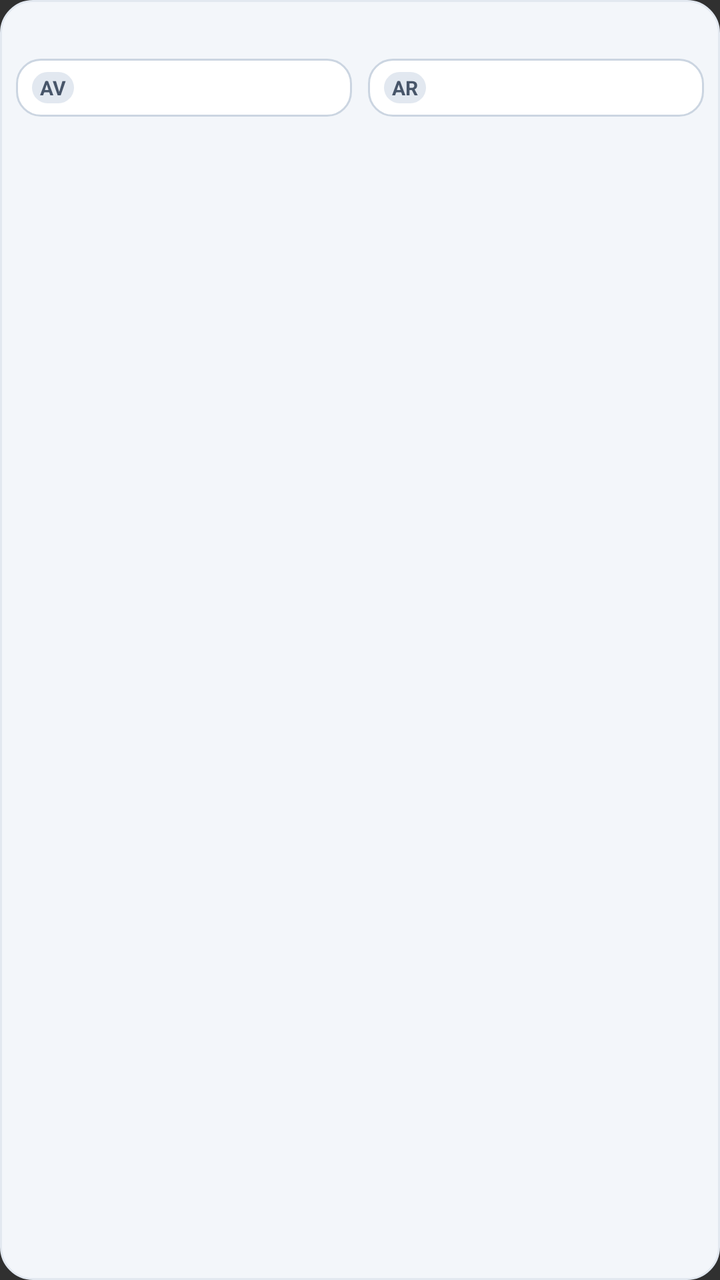
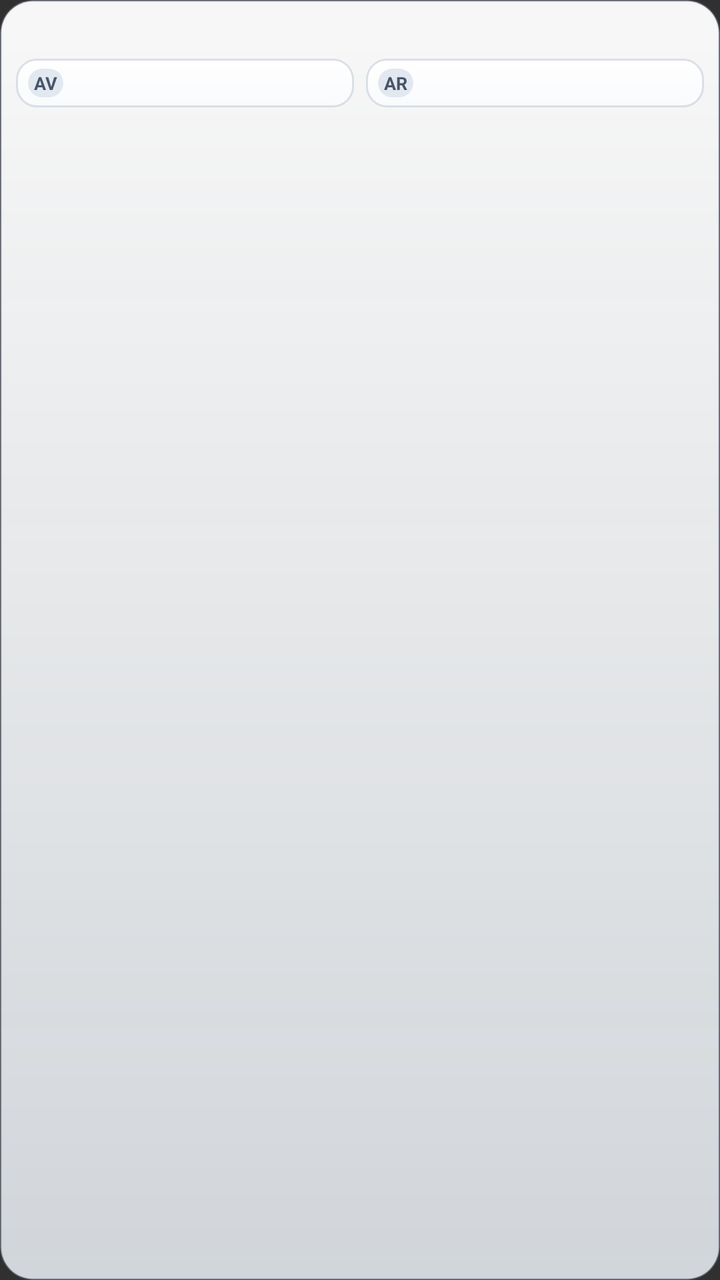

Before-and-after screenshots of an Android layout around one commit, followed by the original layout XML and the change that was made.
<!-- AndroidManifest.xml: application theme Theme.TirePressure -->
<!-- res/layout/widget_single_bike_setup_item_light.xml -->
<?xml version="1.0" encoding="utf-8"?>
<LinearLayout xmlns:android="http://schemas.android.com/apk/res/android"
    android:layout_width="match_parent"
    android:layout_height="wrap_content"
    android:layout_marginBottom="6dp"
    android:background="@drawable/widget_card_light"
    android:orientation="vertical"
    android:padding="8dp">

    
    <LinearLayout
        android:layout_width="match_parent"
        android:layout_height="wrap_content"
        android:gravity="center_vertical"
        android:orientation="horizontal">

        <TextView
            android:id="@+id/setup_item_name"
            android:layout_width="0dp"
            android:layout_height="wrap_content"
            android:layout_weight="1"
            android:ellipsize="end"
            android:fontFamily="sans-serif-medium"
            android:maxLines="1"
            android:textColor="#0F172A"
            android:textSize="12sp"
            android:textStyle="bold" />

        <TextView
            android:id="@+id/setup_item_style_badge"
            android:layout_width="wrap_content"
            android:layout_height="wrap_content"
            android:background="@drawable/widget_badge_discipline_light"
            android:paddingHorizontal="5dp"
            android:paddingVertical="1dp"
            android:textColor="#475569"
            android:textSize="9sp"
            android:visibility="gone" />

        <ImageView
            android:id="@+id/setup_item_warning"
            android:layout_width="16dp"
            android:layout_height="16dp"
            android:layout_marginStart="4dp"
            android:contentDescription="Warning"
            android:src="@drawable/ic_widget_warning"
            android:visibility="gone" />
    </LinearLayout>

    
    <LinearLayout
        android:layout_width="match_parent"
        android:layout_height="wrap_content"
        android:layout_marginTop="5dp"
        android:orientation="horizontal">

        
        <LinearLayout
            android:layout_width="0dp"
            android:layout_height="wrap_content"
            android:layout_marginEnd="4dp"
            android:layout_weight="1"
            android:background="@drawable/widget_pressure_pill_light"
            android:gravity="center_vertical"
            android:orientation="horizontal"
            android:paddingHorizontal="8dp"
            android:paddingVertical="5dp">

            <TextView
                android:id="@+id/setup_front_abbr"
                android:layout_width="wrap_content"
                android:layout_height="wrap_content"
                android:background="@drawable/widget_badge_discipline_light"
                android:paddingHorizontal="4dp"
                android:paddingVertical="1dp"
                android:text="AV"
                android:textColor="#475569"
                android:textSize="10sp"
                android:textStyle="bold" />

            <TextView
                android:id="@+id/setup_front_dry_val"
                android:layout_width="match_parent"
                android:layout_height="wrap_content"
                android:gravity="end"
                android:textColor="#435900"
                android:textSize="14sp"
                android:textStyle="bold" />
        </LinearLayout>

        
        <LinearLayout
            android:layout_width="0dp"
            android:layout_height="wrap_content"
            android:layout_marginStart="4dp"
            android:layout_weight="1"
            android:background="@drawable/widget_pressure_pill_light"
            android:gravity="center_vertical"
            android:orientation="horizontal"
            android:paddingHorizontal="8dp"
            android:paddingVertical="5dp">

            <TextView
                android:id="@+id/setup_rear_abbr"
                android:layout_width="wrap_content"
                android:layout_height="wrap_content"
                android:background="@drawable/widget_badge_discipline_light"
                android:paddingHorizontal="4dp"
                android:paddingVertical="1dp"
                android:text="AR"
                android:textColor="#475569"
                android:textSize="10sp"
                android:textStyle="bold" />

            <TextView
                android:id="@+id/setup_rear_dry_val"
                android:layout_width="match_parent"
                android:layout_height="wrap_content"
                android:gravity="end"
                android:textColor="#435900"
                android:textSize="14sp"
                android:textStyle="bold" />
        </LinearLayout>
    </LinearLayout>

    
    <TextView
        android:id="@+id/setup_wet_info"
        android:layout_width="match_parent"
        android:layout_height="wrap_content"
        android:layout_marginTop="3dp"
        android:gravity="end"
        android:textColor="#64748B"
        android:textSize="10sp" />
</LinearLayout>
<!-- resources referenced by this layout -->
<resources>
  <!-- drawable ic_widget_warning (drawable) -->
  <vector xmlns:android="http://schemas.android.com/apk/res/android"
      android:width="24dp"
      android:height="24dp"
      android:viewportWidth="24"
      android:viewportHeight="24">
      <path
          android:fillColor="#F59E0B"
          android:pathData="M1,21h22L12,2 1,21zM13,18h-2v-2h2v2zM13,14h-2v-4h2v4z"/>
  </vector>
  <!-- drawable widget_badge_discipline_light (drawable) -->
  <?xml version="1.0" encoding="utf-8"?>
  <shape xmlns:android="http://schemas.android.com/apk/res/android"
      android:shape="rectangle">
      <solid android:color="#E2E8F0" />
      <corners android:radius="8dp" />
  </shape>
  <!-- drawable widget_card_light (drawable) -->
  <?xml version="1.0" encoding="utf-8"?>
  <shape xmlns:android="http://schemas.android.com/apk/res/android"
      android:shape="rectangle">
      <solid android:color="#F3F6FA" />
      <corners android:radius="16dp" />
      <stroke
          android:width="1dp"
          android:color="#E2E8F0" />
  </shape>
  <!-- drawable widget_pressure_pill_light (drawable) -->
  <?xml version="1.0" encoding="utf-8"?>
  <shape xmlns:android="http://schemas.android.com/apk/res/android"
      android:shape="rectangle">
      <solid android:color="#FFFFFF" />
      <corners android:radius="12dp" />
      <stroke
          android:width="1dp"
          android:color="#CBD5E1" />
  </shape>
  <style name="Theme.TirePressure" parent="android:Theme.Material.NoActionBar">
          <item name="android:statusBarColor">@android:color/transparent</item>
          <item name="android:navigationBarColor">@android:color/transparent</item>
      </style>
</resources>

<!-- the commit's change to res/layout/widget_single_bike_setup_item_light.xml (unified diff, before → after) -->
@@ -58,24 +58,24 @@
         <LinearLayout
             android:layout_width="0dp"
             android:layout_height="wrap_content"
-            android:layout_marginEnd="4dp"
+            android:layout_marginEnd="3dp"
             android:layout_weight="1"
             android:background="@drawable/widget_pressure_pill_light"
             android:gravity="center_vertical"
             android:orientation="horizontal"
-            android:paddingHorizontal="8dp"
-            android:paddingVertical="5dp">
+            android:paddingHorizontal="6dp"
+            android:paddingVertical="4dp">
 
             <TextView
                 android:id="@+id/setup_front_abbr"
                 android:layout_width="wrap_content"
                 android:layout_height="wrap_content"
                 android:background="@drawable/widget_badge_discipline_light"
-                android:paddingHorizontal="4dp"
+                android:paddingHorizontal="3dp"
                 android:paddingVertical="1dp"
                 android:text="AV"
                 android:textColor="#475569"
-                android:textSize="10sp"
+                android:textSize="9sp"
                 android:textStyle="bold" />
 
             <TextView
@@ -83,8 +83,9 @@
                 android:layout_width="match_parent"
                 android:layout_height="wrap_content"
                 android:gravity="end"
+                android:singleLine="true"
                 android:textColor="#435900"
-                android:textSize="14sp"
+                android:textSize="12sp"
                 android:textStyle="bold" />
         </LinearLayout>
 
@@ -92,24 +93,24 @@
         <LinearLayout
             android:layout_width="0dp"
             android:layout_height="wrap_content"
-            android:layout_marginStart="4dp"
+            android:layout_marginStart="3dp"
             android:layout_weight="1"
             android:background="@drawable/widget_pressure_pill_light"
             android:gravity="center_vertical"
             android:orientation="horizontal"
-            android:paddingHorizontal="8dp"
-            android:paddingVertical="5dp">
+            android:paddingHorizontal="6dp"
+            android:paddingVertical="4dp">
 
             <TextView
                 android:id="@+id/setup_rear_abbr"
                 android:layout_width="wrap_content"
                 android:layout_height="wrap_content"
                 android:background="@drawable/widget_badge_discipline_light"
-                android:paddingHorizontal="4dp"
+                android:paddingHorizontal="3dp"
                 android:paddingVertical="1dp"
                 android:text="AR"
                 android:textColor="#475569"
-                android:textSize="10sp"
+                android:textSize="9sp"
                 android:textStyle="bold" />
 
             <TextView
@@ -117,8 +118,9 @@
                 android:layout_width="match_parent"
                 android:layout_height="wrap_content"
                 android:gravity="end"
+                android:singleLine="true"
                 android:textColor="#435900"
-                android:textSize="14sp"
+                android:textSize="12sp"
                 android:textStyle="bold" />
         </LinearLayout>
     </LinearLayout>
<!-- resource entries referenced after the edit -->
@@ -21,21 +21,27 @@
   <?xml version="1.0" encoding="utf-8"?>
   <shape xmlns:android="http://schemas.android.com/apk/res/android"
       android:shape="rectangle">
-      <solid android:color="#F3F6FA" />
+      <gradient
+          android:startColor="#F5FFFFFF"
+          android:endColor="#D9EDF2F7"
+          android:angle="270" />
       <corners android:radius="16dp" />
       <stroke
           android:width="1dp"
-          android:color="#E2E8F0" />
+          android:color="#4D94A3B8" />
   </shape>
   <!-- drawable widget_pressure_pill_light (drawable) -->
   <?xml version="1.0" encoding="utf-8"?>
   <shape xmlns:android="http://schemas.android.com/apk/res/android"
       android:shape="rectangle">
-      <solid android:color="#FFFFFF" />
-      <corners android:radius="12dp" />
+      <gradient
+          android:startColor="#FFFFFF"
+          android:endColor="#F2F8FAFC"
+          android:angle="270" />
+      <corners android:radius="10dp" />
       <stroke
           android:width="1dp"
-          android:color="#CBD5E1" />
+          android:color="#4D94A3B8" />
   </shape>
   <style name="Theme.TirePressure" parent="android:Theme.Material.NoActionBar">
           <item name="android:statusBarColor">@android:color/transparent</item>
